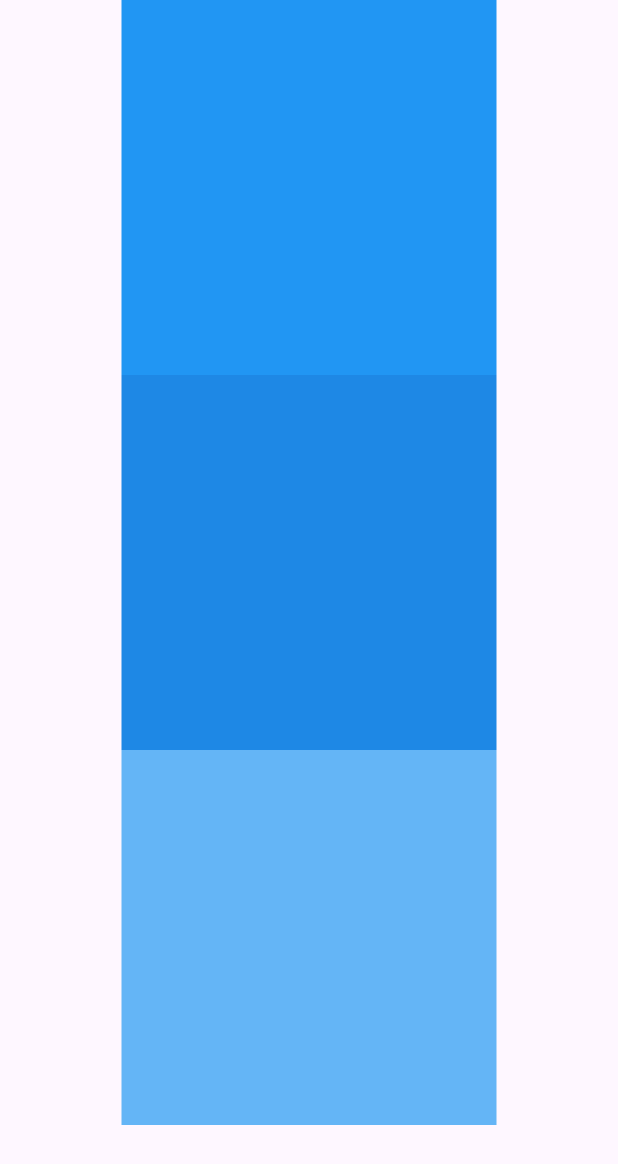
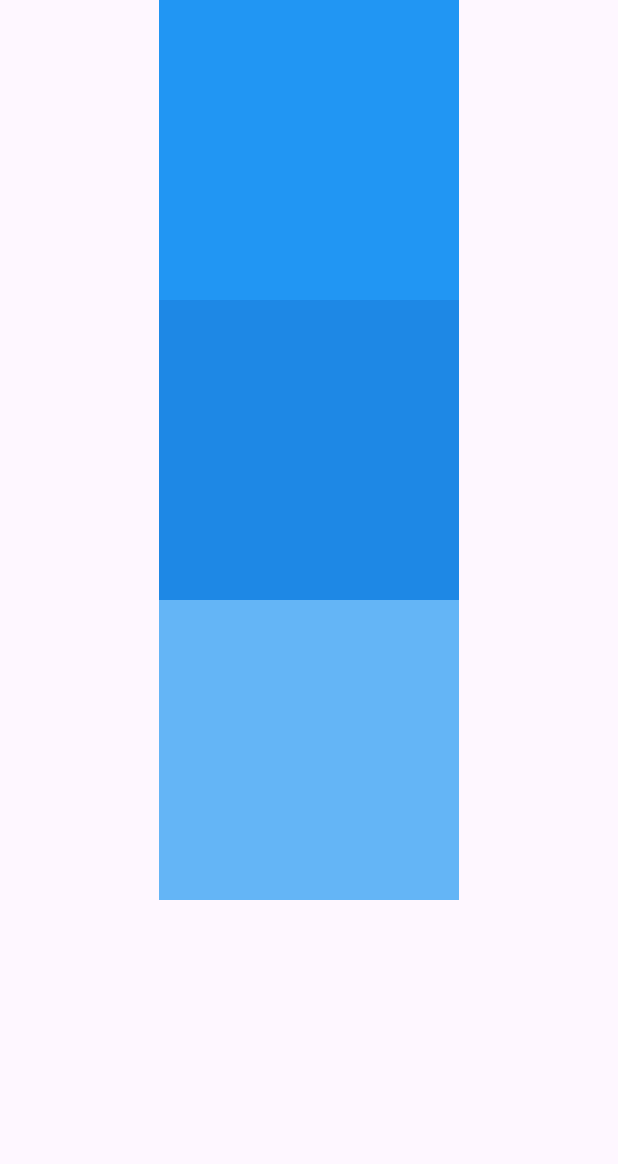
Before and after one commit to adedayo924/Flutter-App-Development-Training, a Flutter app: the screen it shows after launch, on a phone screen of 412 x 824 dp. Shown: the top 1164 px of the screen. Run offline on Flutter 3.47's test engine with Material 3 defaults, Android fonts, the light colour scheme and no system bars.

Commit message:
no overflow at 200 with web

```diff
--- a/Beginner_Projects/overcoming_overflow/lib/main.dart
+++ b/Beginner_Projects/overcoming_overflow/lib/main.dart
@@ -16,18 +16,18 @@ class MainApp extends StatelessWidget {
             child: Column(
           children: [
             Container(
-              width: 250,
-              height: 250,
+              width: 200,
+              height: 200,
               color: Colors.blue,
             ),
             Container(
-              width: 250,
-              height: 250,
+              width: 200,
+              height: 200,
               color: Colors.blue.shade600,
             ),
             Container(
-              width: 250,
-              height: 250,
+              width: 200,
+              height: 200,
               color: Colors.blue.shade300,
             ),
           ],
```
